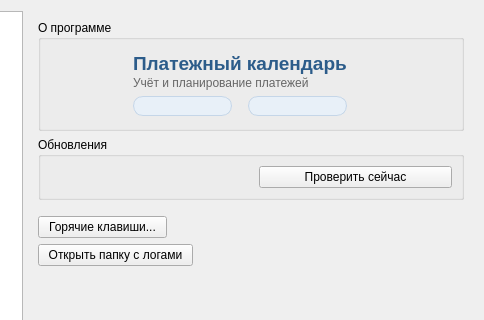
First picture: the form in designer/ui/settingsdialog.ui, repository Aleee/FinanceCalender, before the edit; both pictures show x 158 to 642 and y 0 to 320 of the 642 by 614 pixel window.
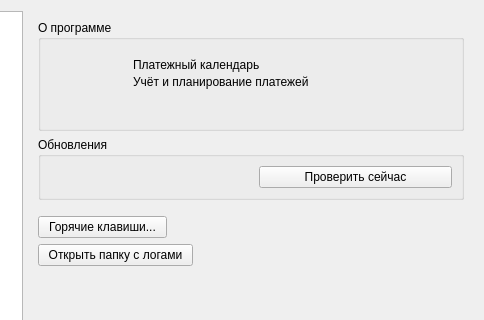
Second picture: the form after the edit. Icons and pictures are not drawn. Custom widgets are drawn as their Qt base class.

Commit message: fix: color unification

The edit to the form file:
```diff
--- a/designer/ui/settingsdialog.ui
+++ b/designer/ui/settingsdialog.ui
@@ -1627,9 +1627,6 @@
             </property>
             <item row="1" column="0" colspan="2">
              <widget class="QLabel" name="la_appdescr">
-              <property name="styleSheet">
-               <string notr="true">color: #666666;</string>
-              </property>
               <property name="text">
                <string>Учёт и планирование платежей</string>
               </property>
@@ -1637,9 +1634,6 @@
             </item>
             <item row="3" column="0">
              <widget class="QLabel" name="la_buildnumber">
-              <property name="styleSheet">
-               <string notr="true">background-color: #e8f0f8; color: #2c5c8a; border: 1px solid #c5d6e8; border-radius: 10px; padding: 2px 10px; font-weight: 600;</string>
-              </property>
               <property name="text">
                <string>&lt;ver&gt;</string>
               </property>
@@ -1650,9 +1644,6 @@
             </item>
             <item row="3" column="1">
              <widget class="QLabel" name="la_dbnumber">
-              <property name="styleSheet">
-               <string notr="true">background-color: #e8f0f8; color: #2c5c8a; border: 1px solid #c5d6e8; border-radius: 10px; padding: 2px 10px; font-weight: 600;</string>
-              </property>
               <property name="text">
                <string>&lt;db ver&gt;</string>
               </property>
@@ -1663,9 +1654,6 @@
             </item>
             <item row="0" column="0" colspan="2">
              <widget class="QLabel" name="la_appname">
-              <property name="styleSheet">
-               <string notr="true">font-size: 14pt; font-weight: 700; color: #2c5c8a;</string>
-              </property>
               <property name="text">
                <string>Платежный календарь</string>
               </property>
```
The commit also changes 35 other files.
